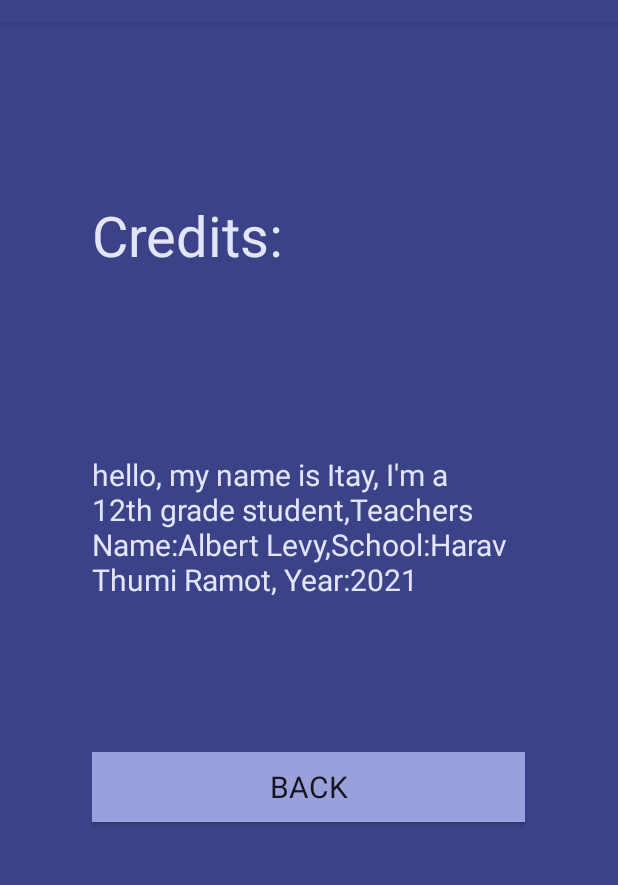
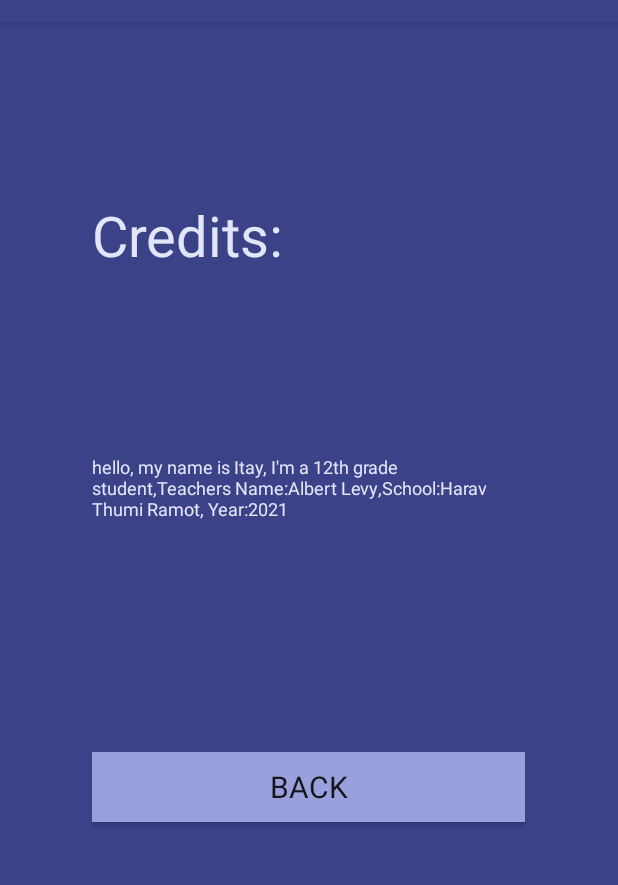
Before and after one commit to itayelbaz11/beta, an Android app: the credits screen opened directly, with no data from a screen before it, on a phone screen of 412 x 824 dp, the part 62-947 px from its top. Run offline under Robolectric (Android 15) with nearby library versions, the phone set to English and light mode, and no system bars; Roboto replaces fonts that are not available here.

Commit message:
הכי הכי סופייייי

```diff
--- a/app/src/main/res/layout/activity_credits.xml
+++ b/app/src/main/res/layout/activity_credits.xml
@@ -50,7 +50,7 @@
 
             android:text="hello, my name is Itay, I'm a 12th grade student,Teachers Name:Albert Levy,School:Harav Thumi Ramot, Year:2021"
             android:textColor="#E3E5FA"
-            android:textSize="20sp" />
+            android:textSize="12sp" />
 
 
         <Space
```
Also changed, not shown: app/src/main/java/com/example/beta/StartingAndEnding.java (+16 -11 lines).
